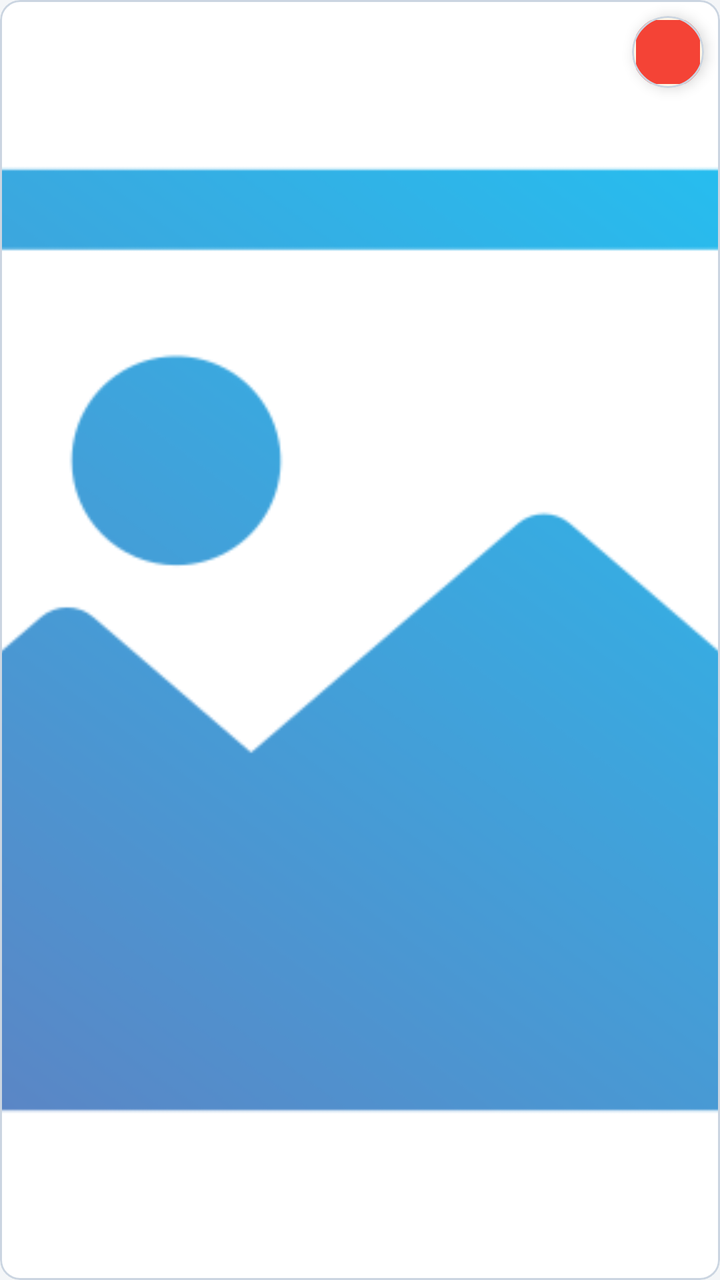
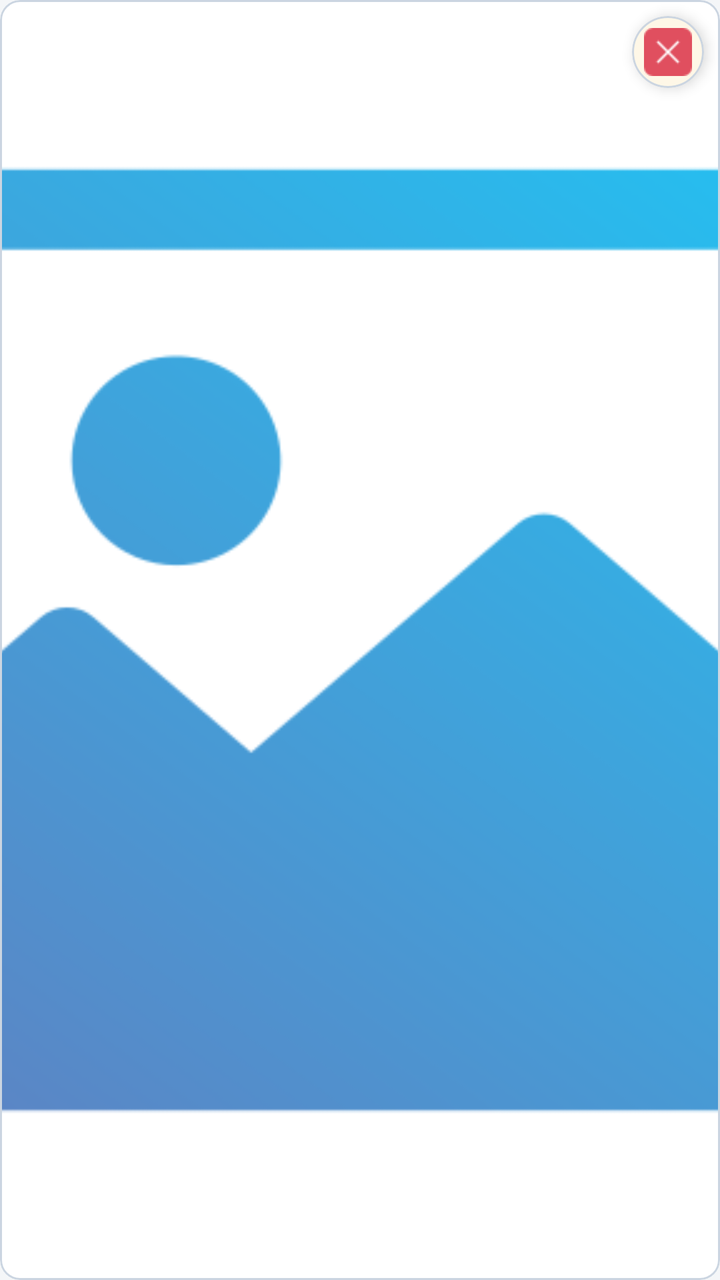

Two renders of the same Android screen: before a commit and after it. Below are the layout's source before the change and the commit's diff.
<!-- AndroidManifest.xml: application theme Base.Theme.MercadeoComitan -->
<!-- res/layout/item_imagenes_seleccionadas.xml -->
<?xml version="1.0" encoding="utf-8"?>
<com.google.android.material.card.MaterialCardView xmlns:android="http://schemas.android.com/apk/res/android"
    xmlns:app="http://schemas.android.com/apk/res-auto"
    android:layout_width="match_parent"
    android:layout_height="88dp"
    android:layout_margin="3dp"
    app:cardCornerRadius="10dp"
    app:cardElevation="0dp"
    app:strokeColor="@color/md_theme_outlineVariant"
    app:strokeWidth="1dp">

    <FrameLayout
        android:layout_width="match_parent"
        android:layout_height="match_parent">

        <ImageView
            android:id="@+id/item_imagen"
            android:layout_width="match_parent"
            android:layout_height="match_parent"
            android:contentDescription="Foto seleccionada"
            android:scaleType="centerCrop"
            android:src="@drawable/item_imagen" />

        <com.google.android.material.card.MaterialCardView
            android:layout_width="36dp"
            android:layout_height="36dp"
            android:layout_gravity="top|end"
            android:layout_margin="8dp"
            app:cardCornerRadius="18dp"
            app:cardElevation="4dp"
            app:cardBackgroundColor="@android:color/white">

            <ImageButton
                android:id="@+id/cerrar_item"
                android:layout_width="match_parent"
                android:layout_height="match_parent"
                android:background="?attr/selectableItemBackgroundBorderless"
                android:padding="8dp"
                android:src="@drawable/cerrar"
                android:contentDescription="Eliminar foto"
                app:tint="#F44336" />
        </com.google.android.material.card.MaterialCardView>
    </FrameLayout>
</com.google.android.material.card.MaterialCardView>
<!-- resources referenced by this layout -->
<resources>
  <color name="md_theme_outlineVariant">#CBD5E1</color>
  <!-- drawable cerrar: png bitmap (drawable, 637 bytes) -->
  <!-- drawable item_imagen: png bitmap (drawable, 33758 bytes) -->
  <style name="Base.Theme.MercadeoComitan" parent="Theme.Material3.Light.NoActionBar">
          <item name="colorPrimary">@color/mi_color</item>
          <item name="colorOnPrimary">@color/brand_navy</item>
          <item name="colorPrimaryContainer">@color/brand_yellow_container</item>
          <item name="colorOnPrimaryContainer">@color/brand_navy</item>
          <item name="colorSecondary">@color/brand_teal</item>
          <item name="colorOnSecondary">@color/white</item>
          <item name="colorSecondaryContainer">@color/md_theme_primaryContainer</item>
          <item name="colorOnSecondaryContainer">@color/md_theme_onPrimaryContainer</item>
          <item name="colorTertiary">@color/brand_blue</item>
          <item name="colorOnTertiary">@color/white</item>
          <item name="colorSurface">@color/md_theme_surface</item>
          <item name="colorOnSurface">@color/md_theme_onSurface</item>
          <item name="colorSurfaceVariant">@color/md_theme_surfaceVariant</item>
          <item name="colorOnSurfaceVariant">@color/md_theme_onSurfaceVariant</item>
          <item name="colorOutline">@color/md_theme_outline</item>
          <item name="colorOutlineVariant">@color/md_theme_outlineVariant</item>
          <item name="android:colorBackground">@color/md_theme_background</item>
          <item name="android:navigationBarColor">@color/md_theme_surface</item>
          <item name="android:statusBarColor">@color/mi_color</item>
          <item name="android:windowLightStatusBar">true</item>
          <item name="android:fontFamily">sans-serif</item>
      </style>
  <color name="mi_color">#F5B400</color>
  <color name="brand_navy">#17324D</color>
  <color name="brand_yellow_container">#FFF1C2</color>
  <color name="brand_teal">#087E8B</color>
  <color name="white">#FFFFFF</color>
  <color name="md_theme_primaryContainer">#C8EEF0</color>
  <color name="md_theme_onPrimaryContainer">#00363A</color>
  <color name="brand_blue">#2563EB</color>
  <color name="md_theme_surface">#FFFFFF</color>
  <color name="md_theme_onSurface">@color/negro_oscuro</color>
  <color name="md_theme_surfaceVariant">#E8EDF2</color>
  <color name="md_theme_onSurfaceVariant">@color/gris_oscuro</color>
  <color name="md_theme_outline">#718096</color>
  <color name="md_theme_background">@color/fondo_app</color>
  <color name="negro_oscuro">#17212B</color>
  <color name="gris_oscuro">#465463</color>
  <color name="fondo_app">#F4F6F8</color>
</resources>

<!-- the commit's change to res/layout/item_imagenes_seleccionadas.xml (unified diff, before → after) -->
@@ -28,17 +28,17 @@
             android:layout_margin="8dp"
             app:cardCornerRadius="18dp"
             app:cardElevation="4dp"
-            app:cardBackgroundColor="@android:color/white">
+            app:cardBackgroundColor="#FFFFFF">
 
             <ImageButton
                 android:id="@+id/cerrar_item"
                 android:layout_width="match_parent"
                 android:layout_height="match_parent"
                 android:background="?attr/selectableItemBackgroundBorderless"
-                android:padding="8dp"
+                android:padding="6dp"
+                android:scaleType="fitCenter"
                 android:src="@drawable/cerrar"
-                android:contentDescription="Eliminar foto"
-                app:tint="#F44336" />
+                android:contentDescription="Eliminar foto" />
         </com.google.android.material.card.MaterialCardView>
     </FrameLayout>
 </com.google.android.material.card.MaterialCardView>
